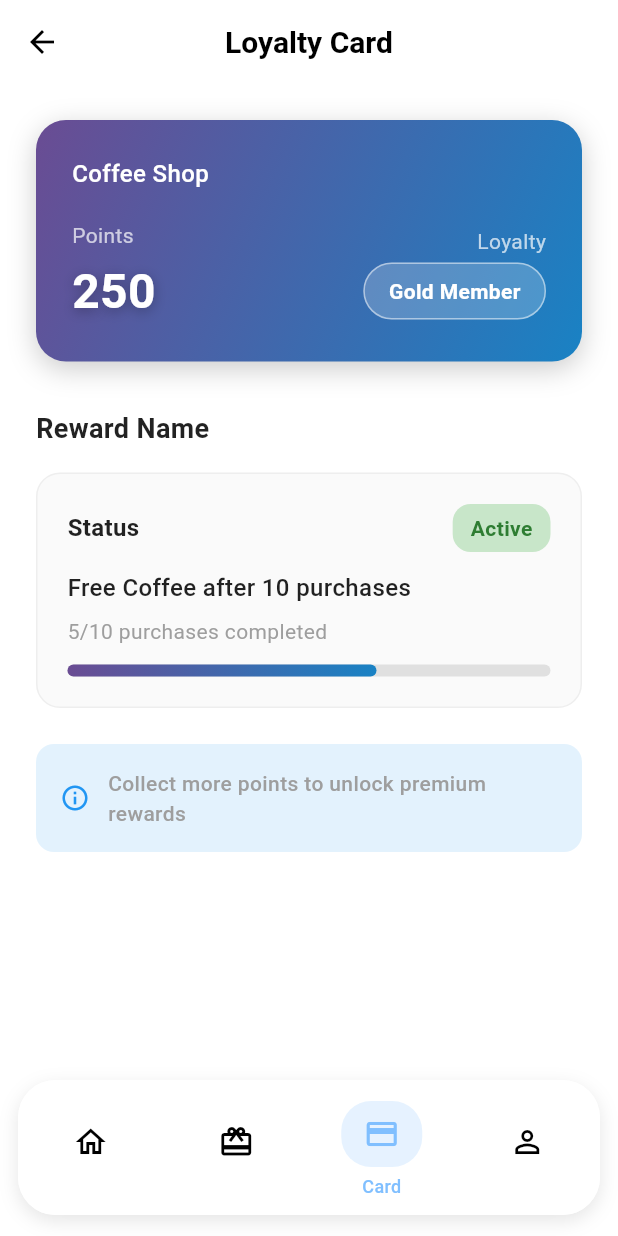
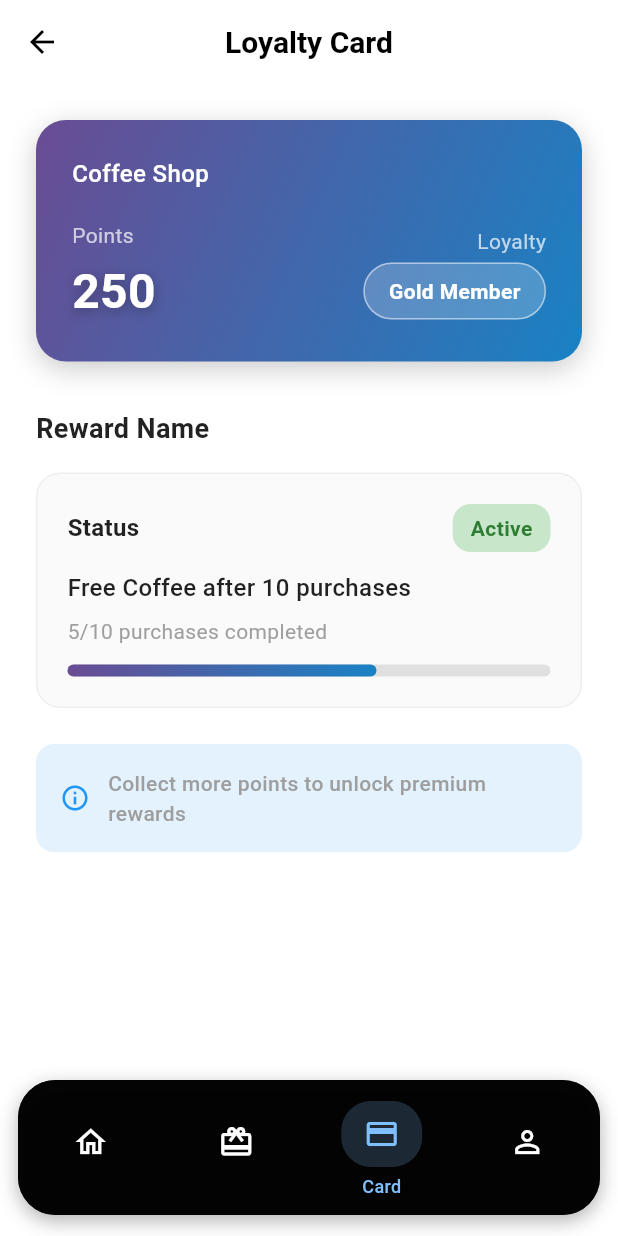
Before and after one commit to imsalluu/amin_pass, a Flutter app: the BottomNavController screen opened directly, item 3 of the bottom bar chosen, on a phone screen of 412 x 824 dp. Run offline on Flutter 3.47's test engine with Material 3 defaults, Android fonts, the phone set to English and light mode, and no system bars; our stand-ins replace flutter_svg, image_picker, pin_code_fields, shared_preferences; missing offline and left inert: mobile_scanner; accounts and stored records are empty; network calls fail; project files that could hold a hidden picture were left out.

Commit message:
commit 8

```diff
--- a/lib/common/screen/bottom_nav_bar.dart
+++ b/lib/common/screen/bottom_nav_bar.dart
@@ -15,7 +15,6 @@ class BottomNavController extends StatefulWidget {
 class _BottomNavControllerState extends State<BottomNavController>
     with AutomaticKeepAliveClientMixin {
   int _currentIndex = 0;
-
   late bool startWithEarnPoints;
 
   @override
@@ -30,6 +29,8 @@ class _BottomNavControllerState extends State<BottomNavController>
   @override
   Widget build(BuildContext context) {
     super.build(context);
+    final theme = Theme.of(context);
+    final isDark = theme.brightness == Brightness.dark;
 
     final List<Widget> _screens = [
       HomeScreen(onRewardButtonTap: (isEarnPoints) {
@@ -39,13 +40,12 @@ class _BottomNavControllerState extends State<BottomNavController>
         });
       }),
       RewardRedeemModal(
-        key: ValueKey(startWithEarnPoints), // ✅ force rebuild when value changes
+        key: ValueKey(startWithEarnPoints),
         startWithEarnPoints: startWithEarnPoints,
       ),
       LoyaltyCardScreen(),
       ProfileScreen(),
     ];
-
 
     return Scaffold(
       extendBody: true,
@@ -58,11 +58,13 @@ class _BottomNavControllerState extends State<BottomNavController>
         child: Container(
           height: 90,
           decoration: BoxDecoration(
-          color: Colors.white, // <-- change from Colors.black
+            color: isDark ? Colors.white : Colors.black87,
             borderRadius: BorderRadius.circular(25),
             boxShadow: [
               BoxShadow(
-              color: Colors.black.withOpacity(0.1), // lighter shadow
+                color: isDark
+                    ? Colors.black.withOpacity(0.2)
+                    : Colors.black.withOpacity(0.3),
                 blurRadius: 10,
                 offset: const Offset(0, 4),
               ),
@@ -72,13 +74,13 @@ class _BottomNavControllerState extends State<BottomNavController>
             borderRadius: BorderRadius.circular(25),
             child: BottomNavigationBar(
               type: BottomNavigationBarType.fixed,
-            backgroundColor: Colors.white, // <-- change from Colors.black
+              backgroundColor: isDark ? Colors.white : Colors.black87,
               elevation: 0,
               currentIndex: _currentIndex,
               showSelectedLabels: false,
               showUnselectedLabels: false,
-            selectedItemColor: const Color(0xFF80BFFF), // keep active color
-            unselectedItemColor: Colors.black54, // adjust unselected to contrast white
+              selectedItemColor: const Color(0xFF80BFFF),
+              unselectedItemColor: isDark ? Colors.black87 : Colors.white70,
               onTap: (index) {
                 if (_currentIndex != index) {
                   setState(() {
@@ -92,30 +94,33 @@ class _BottomNavControllerState extends State<BottomNavController>
                   activeIcon: Icons.home,
                   label: 'Home',
                   isActive: _currentIndex == 0,
+                  isDark: isDark,
                 ),
                 _buildBarItem(
                   icon: Icons.card_giftcard_outlined,
                   activeIcon: Icons.card_giftcard,
                   label: 'Rewards',
                   isActive: _currentIndex == 1,
+                  isDark: isDark,
                 ),
                 _buildBarItem(
                   icon: Icons.credit_card_outlined,
                   activeIcon: Icons.credit_card,
                   label: 'Card',
                   isActive: _currentIndex == 2,
+                  isDark: isDark,
                 ),
                 _buildBarItem(
                   icon: Icons.person_outline,
                   activeIcon: Icons.person,
                   label: 'Profile',
                   isActive: _currentIndex == 3,
+                  isDark: isDark,
                 ),
               ],
             ),
           ),
         ),
-
       ),
     );
   }
@@ -125,6 +130,7 @@ class _BottomNavControllerState extends State<BottomNavController>
     required IconData activeIcon,
     required String label,
     required bool isActive,
+    required bool isDark,
   }) {
     return BottomNavigationBarItem(
       icon: _NavIcon(
@@ -132,6 +138,7 @@ class _BottomNavControllerState extends State<BottomNavController>
         activeIcon: activeIcon,
         active: isActive,
         label: label,
+        isDark: isDark,
       ),
       label: '',
     );
@@ -143,18 +150,20 @@ class _NavIcon extends StatelessWidget {
   final IconData activeIcon;
   final bool active;
   final String label;
+  final bool isDark;
 
   const _NavIcon({
     required this.icon,
     required this.activeIcon,
     required this.active,
     required this.label,
+    required this.isDark,
   });
 
   @override
   Widget build(BuildContext context) {
     final Color activeColor = const Color(0xFF80BFFF);
-    final Color inactiveColor = Colors.black; // for white background
+    final Color inactiveColor = isDark ? Colors.black : Colors.white;
 
     return Column(
       mainAxisSize: MainAxisSize.min,
@@ -167,7 +176,7 @@ class _NavIcon extends StatelessWidget {
           ),
           child: Icon(
             active ? activeIcon : icon,
-            color: active ? activeColor : inactiveColor, // updated
+            color: active ? activeColor : inactiveColor,
             size: 24,
           ),
         ),
--- a/lib/profile/screen/transaction_history.dart
+++ b/lib/profile/screen/transaction_history.dart
@@ -98,8 +98,9 @@ class TransactionHistoryScreen extends StatelessWidget {
             width: double.infinity,
             margin: const EdgeInsets.only(bottom: 16),
             decoration: BoxDecoration(
-              color: theme.cardColor,
-              borderRadius: BorderRadius.circular(16),
+                color: isDark ? Colors.black12 : Colors.white,
+
+            borderRadius: BorderRadius.circular(16),
               border: Border.all(
                 color: isDark ? Colors.grey.shade700 : Colors.grey.shade300,
                 width: 1.0,
--- a/lib/rewards/rewards_screen.dart
+++ b/lib/rewards/rewards_screen.dart
@@ -255,7 +255,7 @@ class EarnPointsTab extends StatelessWidget {
                       bottom: 0,
                       right: 0,
                       child: Text(
-                        'Earn ${item['points']}',
+                        'Earn Point ${item['points']}',
                         style: const TextStyle(
                           color: Color(0xFF357ABD),
                           fontWeight: FontWeight.w600,
```
Lines whose indentation alone changed are shown as unchanged.
